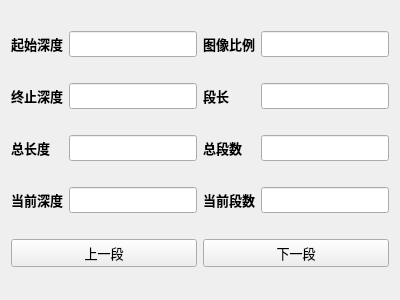
Qt form imagewidget.ui (jerky168/BoreholeAnalyzer) before a commit.
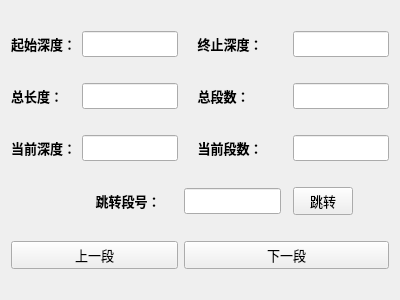
The same form after that commit.

Diff of the .ui file:
```diff
--- a/imagewidget.ui
+++ b/imagewidget.ui
@@ -10,6 +10,18 @@
     <height>300</height>
    </rect>
   </property>
+  <property name="sizePolicy">
+   <sizepolicy hsizetype="Preferred" vsizetype="Preferred">
+    <horstretch>0</horstretch>
+    <verstretch>0</verstretch>
+   </sizepolicy>
+  </property>
+  <property name="minimumSize">
+   <size>
+    <width>20</width>
+    <height>20</height>
+   </size>
+  </property>
   <property name="font">
    <font>
     <family>微软雅黑</family>
@@ -20,53 +32,27 @@
    <string>Form</string>
   </property>
   <layout class="QGridLayout" name="gridLayout">
-   <item row="2" column="2">
-    <widget class="QLabel" name="label_8">
-     <property name="font">
-      <font>
-       <weight>75</weight>
-       <bold>true</bold>
-      </font>
-     </property>
-     <property name="text">
-      <string>总段数</string>
-     </property>
-    </widget>
-   </item>
-   <item row="3" column="3">
-    <widget class="QLineEdit" name="currentPartEdit"/>
-   </item>
-   <item row="3" column="0">
-    <widget class="QLabel" name="label_5">
-     <property name="font">
-      <font>
-       <weight>75</weight>
-       <bold>true</bold>
-      </font>
-     </property>
-     <property name="text">
-      <string>当前深度</string>
-     </property>
-    </widget>
-   </item>
-   <item row="4" column="2" colspan="2">
-    <widget class="QPushButton" name="nextButton">
-     <property name="text">
-      <string>下一段</string>
-     </property>
-    </widget>
+   <item row="0" column="4">
+    <widget class="QLineEdit" name="endHeightEdit"/>
    </item>
    <item row="3" column="1">
     <widget class="QLineEdit" name="currentDepthEdit"/>
    </item>
-   <item row="4" column="0" colspan="2">
+   <item row="7" column="2" colspan="3">
+    <widget class="QPushButton" name="nextButton">
+     <property name="text">
+      <string>下一段</string>
+     </property>
+    </widget>
+   </item>
+   <item row="7" column="0" colspan="2">
     <widget class="QPushButton" name="lastButton">
      <property name="text">
       <string>上一段</string>
      </property>
     </widget>
    </item>
-   <item row="2" column="3">
+   <item row="2" column="4">
     <widget class="QLineEdit" name="totalPartEdit"/>
    </item>
    <item row="3" column="2">
@@ -78,13 +64,10 @@
       </font>
      </property>
      <property name="text">
-      <string>当前段数</string>
+      <string>    当前段数：</string>
      </property>
     </widget>
    </item>
-   <item row="2" column="1">
-    <widget class="QLineEdit" name="totalLengthEdit"/>
-   </item>
    <item row="0" column="0">
     <widget class="QLabel" name="label_2">
      <property name="font">
@@ -94,39 +77,13 @@
       </font>
      </property>
      <property name="text">
-      <string>起始深度</string>
-     </property>
-    </widget>
-   </item>
-   <item row="1" column="2">
-    <widget class="QLabel" name="label_7">
-     <property name="font">
-      <font>
-       <weight>75</weight>
-       <bold>true</bold>
-      </font>
-     </property>
-     <property name="text">
-      <string>段长</string>
+      <string>起始深度：</string>
      </property>
     </widget>
    </item>
    <item row="0" column="1">
     <widget class="QLineEdit" name="startHeightEdit"/>
    </item>
-   <item row="1" column="0">
-    <widget class="QLabel" name="label_3">
-     <property name="font">
-      <font>
-       <weight>75</weight>
-       <bold>true</bold>
-      </font>
-     </property>
-     <property name="text">
-      <string>终止深度</string>
-     </property>
-    </widget>
-   </item>
    <item row="2" column="0">
     <widget class="QLabel" name="label_4">
      <property name="font">
@@ -136,15 +93,76 @@
       </font>
      </property>
      <property name="text">
-      <string>总长度</string>
+      <string>总长度：</string>
      </property>
     </widget>
    </item>
-   <item row="0" column="3">
-    <widget class="QLineEdit" name="ratioEdit"/>
+   <item row="2" column="2">
+    <widget class="QLabel" name="label_8">
+     <property name="font">
+      <font>
+       <weight>75</weight>
+       <bold>true</bold>
+      </font>
+     </property>
+     <property name="text">
+      <string>    总段数：</string>
+     </property>
+    </widget>
+   </item>
+   <item row="2" column="1">
+    <widget class="QLineEdit" name="totalLengthEdit"/>
+   </item>
+   <item row="3" column="4">
+    <widget class="QLineEdit" name="currentPartEdit"/>
+   </item>
+   <item row="4" column="4">
+    <widget class="QPushButton" name="pushButton">
+     <property name="enabled">
+      <bool>true</bool>
+     </property>
+     <property name="maximumSize">
+      <size>
+       <width>60</width>
+       <height>16777215</height>
+      </size>
+     </property>
+     <property name="text">
+      <string>跳转</string>
+     </property>
+     <property name="autoRepeatDelay">
+      <number>300</number>
+     </property>
+    </widget>
+   </item>
+   <item row="4" column="1">
+    <widget class="QLabel" name="label">
+     <property name="font">
+      <font>
+       <weight>75</weight>
+       <bold>true</bold>
+      </font>
+     </property>
+     <property name="text">
+      <string>    跳转段号：</string>
+     </property>
+    </widget>
+   </item>
+   <item row="3" column="0">
+    <widget class="QLabel" name="label_5">
+     <property name="font">
+      <font>
+       <weight>75</weight>
+       <bold>true</bold>
+      </font>
+     </property>
+     <property name="text">
+      <string>当前深度：</string>
+     </property>
+    </widget>
    </item>
    <item row="0" column="2">
-    <widget class="QLabel" name="label_6">
+    <widget class="QLabel" name="label_3">
      <property name="font">
       <font>
        <weight>75</weight>
@@ -152,15 +170,12 @@
       </font>
      </property>
      <property name="text">
-      <string>图像比例</string>
+      <string>    终止深度：</string>
      </property>
     </widget>
    </item>
-   <item row="1" column="1">
-    <widget class="QLineEdit" name="endHeightEdit"/>
-   </item>
-   <item row="1" column="3">
-    <widget class="QLineEdit" name="partLengthEdit"/>
+   <item row="4" column="2">
+    <widget class="QLineEdit" name="ratioEdit"/>
    </item>
   </layout>
  </widget>
```
